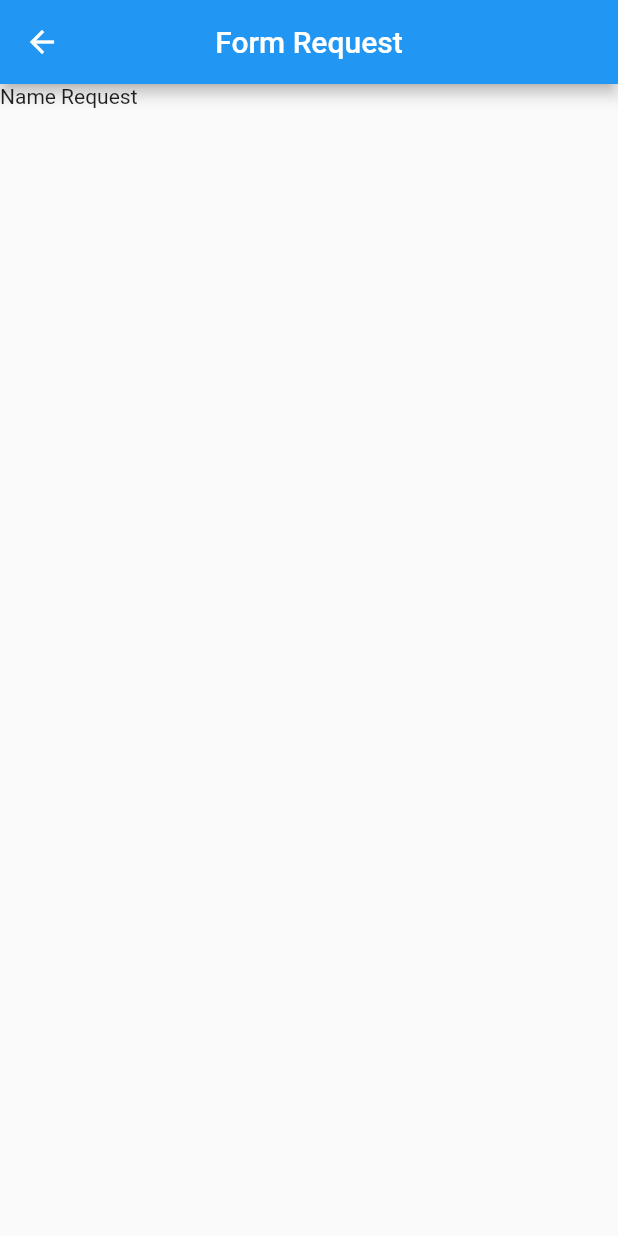
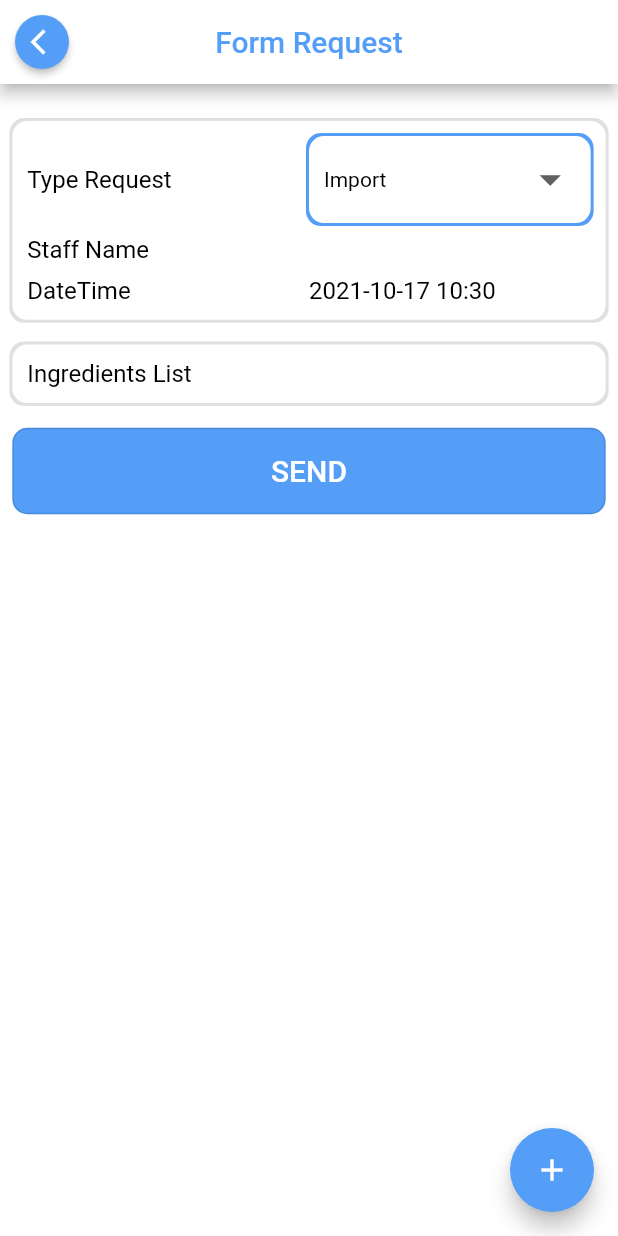
Before and after one commit to 19521505/Hotel-Management-System, a Flutter app: the FoodRequest screen opened by its route, on a phone screen of 412 x 824 dp. Run offline on Flutter 3.47's test engine with Material 2 defaults, Android fonts, the light colour scheme and no system bars; our stand-ins replace dio, fluttertoast, shared_preferences; accounts and stored records are empty.

Commit message:
[DEV, UPDATE] -Form request and edit design

```diff
--- a/lib/views/routes/app_routes.dart
+++ b/lib/views/routes/app_routes.dart
@@ -1,6 +1,7 @@
 import 'package:flutter/material.dart';
-import 'package:hotel_management_system/views/screens/main/kitchen/import_request/form_foods_request.dart';
 import 'package:hotel_management_system/views/screens/main/kitchen/kitchenpage.dart';
+import 'package:hotel_management_system/views/screens/main/kitchen/request_form/dialog_details_req.dart';
+import 'package:hotel_management_system/views/screens/main/kitchen/request_form/form_foods_request.dart';
 import 'package:hotel_management_system/views/screens/main/main_screen.dart';
 import 'package:hotel_management_system/views/screens/landing/landing_page.dart';
 import 'package:hotel_management_system/views/screens/screens.dart';
--- a/lib/views/screens/main/kitchen/import_request/form_foods_request.dart
+++ /dev/null
@@ -1,33 +0,0 @@
-import 'package:flutter/material.dart';
-
-class FoodRequest extends StatelessWidget {
-  static const String nameRoute = '/foodrequest';
-  static Route route() {
-    return MaterialPageRoute(
-      builder: (context) => FoodRequest(),
-      settings: RouteSettings(name: nameRoute),
-    );
-  }
-
-  const FoodRequest({Key? key}) : super(key: key);
-
-  @override
-  Widget build(BuildContext context) {
-    return Scaffold(
-      appBar: AppBar(
-        title: Text('Form Request'),
-        centerTitle: true,
-      ),
-      body: Container(
-        child: Column(
-          children: [
-            Text(
-              'Name Request',
-              style: TextStyle(),
-            )
-          ],
-        ),
-      ),
-    );
-  }
-}
--- a/lib/views/screens/main/kitchen/kitchenpage.dart
+++ b/lib/views/screens/main/kitchen/kitchenpage.dart
@@ -1,6 +1,6 @@
 import 'package:flutter/material.dart';
 import 'package:hotel_management_system/constrants/constrants.dart';
-import 'package:hotel_management_system/views/screens/main/kitchen/import_request/form_foods_request.dart';
+import 'package:hotel_management_system/views/screens/main/kitchen/request_form/form_foods_request.dart';
 import 'package:hotel_management_system/views/screens/main/widgets/custom_card.dart';
 
 class KitchenPage extends StatelessWidget {
@@ -42,8 +42,8 @@ class KitchenPage extends StatelessWidget {
             ),
             // Create new form import request to warehouse department
             CustomCard(
-              title: 'New Import Request',
-              subTitle: 'Create a request sent to the warehouse daily',
+              title: 'New Request',
+              subTitle: 'Create a request send to the warehouse',
               press: () {
                 Navigator.pushNamed(context, FoodRequest.nameRoute);
               },
--- /dev/null
+++ b/lib/views/screens/main/kitchen/request_form/form_foods_request.dart
@@ -0,0 +1,268 @@
+import 'package:flutter/cupertino.dart';
+import 'package:flutter/material.dart';
+import 'package:hotel_management_system/constrants/constrants.dart';
+import 'package:hotel_management_system/view_models/auth_provider.dart';
+import 'package:hotel_management_system/views/screens/main/kitchen/request_form/dialog_details_req.dart';
+import 'package:hotel_management_system/views/screens/main/widgets/custom_back_button.dart';
+import 'package:intl/intl.dart';
+import 'package:provider/provider.dart';
+
+class FoodRequest extends StatefulWidget {
+  static const String nameRoute = '/foodrequest';
+  static Route route() {
+    return MaterialPageRoute(
+      builder: (context) => FoodRequest(),
+      settings: RouteSettings(name: nameRoute),
+    );
+  }
+
+  const FoodRequest({Key? key}) : super(key: key);
+
+  @override
+  State<FoodRequest> createState() => _FoodRequestState();
+}
+
+class _FoodRequestState extends State<FoodRequest> {
+  @override
+  Widget build(BuildContext context) {
+    return Scaffold(
+      appBar: AppBar(
+        title: Text(
+          'Form Request',
+          style: TextStyle(color: startLinearColor),
+        ),
+        centerTitle: true,
+        backgroundColor: Colors.white,
+        leading: CustomBackButton(),
+      ),
+      body: BodyFormReq(),
+      floatingActionButton: FloatingActionButton(
+        onPressed: null,
+        heroTag: null,
+        backgroundColor: startLinearColor,
+        child: IconButton(
+          onPressed: () {
+            // Navigator.pushNamed(context, AddIngre.nameRoute);
+            showDialog(
+                context: context,
+                builder: (context) {
+                  return CustomDialog();
+                });
+          },
+          icon: Icon(Icons.add),
+        ),
+      ),
+    );
+  }
+}
+
+class BodyFormReq extends StatefulWidget {
+  const BodyFormReq({
+    Key? key,
+  }) : super(key: key);
+
+  @override
+  State<BodyFormReq> createState() => _BodyFormReqState();
+}
+
+class _BodyFormReqState extends State<BodyFormReq> {
+  bool typeCheck = false;
+  int type = 1;
+  @override
+  Widget build(BuildContext context) {
+    Size size = MediaQuery.of(context).size;
+    final authProvider = Provider.of<AuthProvider>(context);
+    return SingleChildScrollView(
+      child: Container(
+        height: size.height,
+        color: Colors.white,
+        padding: EdgeInsets.only(
+          left: size.height * 0.01,
+          top: size.height * 0.03,
+          right: size.height * 0.01,
+          bottom: size.height * 0.03,
+        ),
+        child: Column(
+          crossAxisAlignment: CrossAxisAlignment.stretch,
+          mainAxisSize: MainAxisSize.max,
+          children: [
+            Container(
+              decoration: BoxDecoration(
+                color: Colors.white,
+                borderRadius: BorderRadius.circular(10),
+                boxShadow: [
+                  BoxShadow(color: Colors.black12, spreadRadius: 2),
+                ],
+              ),
+              padding: const EdgeInsets.all(10.0),
+              child: Column(
+                mainAxisSize: MainAxisSize.max,
+                children: [
+                  Row(
+                    children: [
+                      Expanded(
+                        flex: 1,
+                        child: Text(
+                          'Type Request',
+                          style: TextStyle(
+                            fontSize: 16,
+                            fontWeight: FontWeight.w400,
+                            color: Colors.black,
+                          ),
+                        ),
+                      ),
+                      Expanded(
+                        flex: 1,
+                        child: Container(
+                          padding:
+                              EdgeInsets.symmetric(horizontal: 10, vertical: 5),
+                          decoration: BoxDecoration(
+                            color: Colors.white,
+                            borderRadius: BorderRadius.circular(10),
+                            boxShadow: [
+                              BoxShadow(
+                                  color: startButtonLinearColor,
+                                  spreadRadius: 2),
+                            ],
+                          ),
+                          child: DropdownButton<int>(
+                            dropdownColor: Colors.white,
+                            iconSize: 34,
+                            underline: SizedBox(),
+                            isExpanded: true,
+                            style: TextStyle(
+                              color: Colors.black,
+                              backgroundColor: Colors.white,
+                            ),
+                            onChanged: (val) {
+                              setState(() {
+                                this.type = val!;
+                              });
+                            },
+                            value: type,
+                            items: [
+                              DropdownMenuItem(child: Text('Import'), value: 1),
+                              DropdownMenuItem(child: Text('Export'), value: 2),
+                            ],
+                          ),
+                        ),
+                      ),
+                    ],
+                  ),
+                  SizedBox(
+                    height: size.height * 0.01,
+                  ),
+                  _InfoForm1(
+                      title: 'Staff Name',
+                      content: authProvider.currentStaff.fullName),
+                  SizedBox(
+                    height: size.height * 0.01,
+                  ),
+                  _InfoForm1(
+                    title: 'DateTime',
+                    content: DateFormat('yyyy-MM-dd hh:mm')
+                        .format(DateTime.now())
+                        .toString(),
+                  ),
+                ],
+              ),
+            ),
+            SizedBox(
+              height: size.height * 0.02,
+            ),
+            Container(
+              decoration: BoxDecoration(
+                color: Colors.white,
+                borderRadius: BorderRadius.circular(10),
+                boxShadow: [
+                  BoxShadow(color: Colors.black12, spreadRadius: 2),
+                ],
+              ),
+              padding: const EdgeInsets.all(10.0),
+              child: Column(
+                mainAxisSize: MainAxisSize.max,
+                crossAxisAlignment: CrossAxisAlignment.stretch,
+                children: [
+                  Text(
+                    'Ingredients List',
+                    style: TextStyle(
+                      fontSize: 16,
+                      fontWeight: FontWeight.w400,
+                      color: Colors.black,
+                    ),
+                  ),
+                ],
+              ),
+            ),
+            SizedBox(
+              height: size.height * 0.02,
+            ),
+            Container(
+              // color: startButtonLinearColor,
+              height: size.height * 0.07,
+              child: OutlinedButton(
+                onPressed: () {},
+                child: Text(
+                  'SEND',
+                  style: TextStyle(
+                    color: Colors.white,
+                    fontSize: 20,
+                  ),
+                ),
+                style: ButtonStyle(
+                  shape: MaterialStateProperty.all(
+                    RoundedRectangleBorder(
+                      borderRadius: BorderRadius.circular(10.0),
+                    ),
+                  ),
+                  backgroundColor:
+                      MaterialStateProperty.all(startButtonLinearColor),
+                ),
+              ),
+            ),
+          ],
+        ),
+      ),
+    );
+  }
+}
+
+class _InfoForm1 extends StatelessWidget {
+  const _InfoForm1({
+    Key? key,
+    required this.title,
+    required this.content,
+  }) : super(key: key);
+
+  final String title, content;
+
+  @override
+  Widget build(BuildContext context) {
+    return Row(
+      children: [
+        Expanded(
+          flex: 1,
+          child: Text(
+            title,
+            style: TextStyle(
+              fontSize: 16,
+              fontWeight: FontWeight.w400,
+              color: Colors.black,
+            ),
+          ),
+        ),
+        Expanded(
+          flex: 1,
+          child: Text(
+            content,
+            style: TextStyle(
+              fontSize: 16,
+              fontWeight: FontWeight.w400,
+              color: Colors.black,
+            ),
+          ),
+        ),
+      ],
+    );
+  }
+}
--- /dev/null
+++ b/lib/views/screens/main/widgets/custom_back_button.dart
@@ -0,0 +1,28 @@
+import 'package:flutter/material.dart';
+import 'package:hotel_management_system/constrants/constrants.dart';
+
+class CustomBackButton extends StatelessWidget {
+  const CustomBackButton({
+    Key? key,
+  }) : super(key: key);
+
+  @override
+  Widget build(BuildContext context) {
+    return Container(
+      padding: const EdgeInsets.all(10.0),
+      child: MaterialButton(
+        onPressed: () {
+          Navigator.pop(context);
+        },
+        color: startButtonLinearColor,
+        textColor: Colors.white,
+        child: Icon(
+          Icons.arrow_back_ios,
+          size: 20,
+        ),
+        padding: EdgeInsets.only(left: 5),
+        shape: CircleBorder(),
+      ),
+    );
+  }
+}
--- a/pubspec.yaml
+++ b/pubspec.yaml
@@ -32,6 +32,7 @@ dependencies:
   fluttertoast: ^8.0.8
   provider: ^6.0.1
   shared_preferences: ^2.0.8
+  intl: ^0.17.0
 
 dev_dependencies:
   flutter_test:
```
Also changed, not shown: lib/views/screens/main/kitchen/request_form/dialog_details_req.dart (added, +191 -0 lines), lib/views/screens/main/widgets/custom_card.dart (+4 -4 lines), lib/views/screens/main/widgets/custom_menu_sidebar.dart (+8 -0 lines), pubspec.lock.
